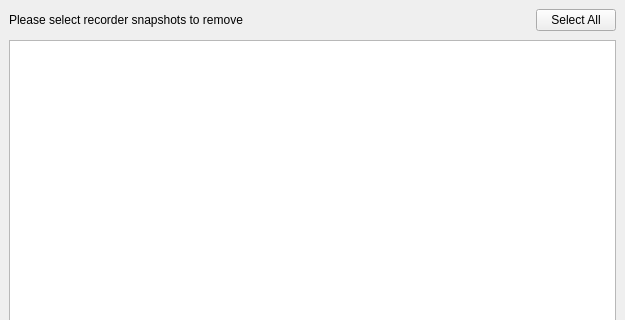
First picture: the form in plugins/dockers/recorder/recorder_snapshots_manager.ui, repository KDE/krita, before the edit; both pictures show x 0 to 625 and y 0 to 320 of the 625 by 473 pixel window.
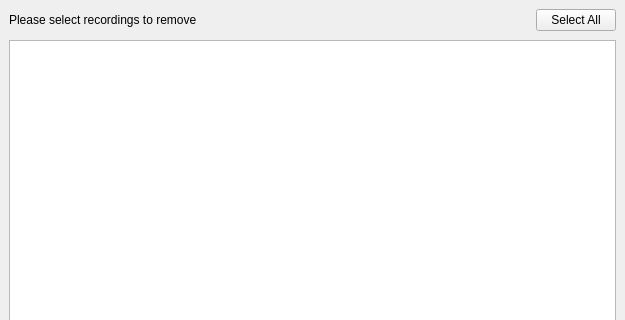
Second picture: the form after the edit. The open tabs and pages were chosen to show the change.

Commit message: Recorder: Update texts to use term "recordings" instead of "recorder snapshots"

Patch:
```diff
--- a/plugins/dockers/recorder/recorder_snapshots_manager.ui
+++ b/plugins/dockers/recorder/recorder_snapshots_manager.ui
@@ -191,7 +191,7 @@
             </sizepolicy>
            </property>
            <property name="text">
-            <string>Please select recorder snapshots to remove</string>
+            <string>Please select recordings to remove</string>
            </property>
           </widget>
          </item>
```
Left out of the diff: 4 changed lines with no effect on the pictures. The commit also changes 6 other files.
